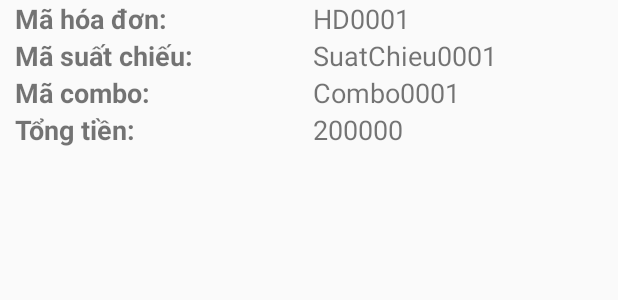
After one commit to NguyenHoThienThanh/LapTrinhDiDong, an Android app: the layout item_lich_su_dat_ve.xml on its own in the app's theme, with its tools: preview values and no code run, on a phone screen of 412 x 824 dp. The commit adds this screen. Shown: the top 300 px of the screen. Run offline under Robolectric (Android 15) with nearby library versions, the phone set to English and light mode, and no system bars.

Commit message:
LichSuDatVe

```diff
--- a/DoAnCuoiKy/app/src/main/res/layout/activity_home.xml
+++ b/DoAnCuoiKy/app/src/main/res/layout/activity_home.xml
@@ -254,7 +254,7 @@
 
 
                             <ImageView
-                                android:id="@+id/imageView5"
+                                android:id="@+id/imgLichSuGiaoDich"
                                 android:layout_width="24dp"
                                 android:layout_height="24dp"
                                 android:layout_gravity="center"
@@ -266,7 +266,7 @@
                                 android:id="@+id/textView14"
                                 android:layout_width="match_parent"
                                 android:layout_height="wrap_content"
-                                android:text="Cart"
+                                android:text="Lịch sử GD"
                                 android:textAlignment="center"
                                 android:textColor="@color/white" />
 
--- /dev/null
+++ b/DoAnCuoiKy/app/src/main/res/layout/item_lich_su_dat_ve.xml
@@ -0,0 +1,101 @@
+<?xml version="1.0" encoding="utf-8"?>
+<LinearLayout xmlns:android="http://schemas.android.com/apk/res/android"
+    android:layout_width="match_parent"
+    android:layout_height="match_parent"
+    android:orientation="vertical">
+
+    <LinearLayout
+        android:layout_width="match_parent"
+        android:layout_height="match_parent"
+        android:orientation="horizontal">
+
+        <TableLayout
+            android:layout_width="wrap_content"
+            android:layout_height="wrap_content"
+            android:stretchColumns="*"
+            android:layout_marginStart="10dp">
+
+            <TableRow
+                android:layout_width="match_parent"
+                android:layout_height="match_parent">
+
+                <TextView
+                    android:id="@+id/textView8"
+                    android:layout_width="wrap_content"
+                    android:layout_height="wrap_content"
+                    android:text="Mã hóa đơn:"
+                    android:textSize="18dp"
+                    android:textStyle="bold" />
+
+                <TextView
+                    android:id="@+id/txtMaHoaDon"
+                    android:layout_width="wrap_content"
+                    android:layout_height="wrap_content"
+                    android:text="HD0001"
+                    android:textSize="18dp" />
+
+            </TableRow>
+
+            <TableRow
+                android:layout_width="match_parent"
+                android:layout_height="match_parent">
+
+                <TextView
+                    android:id="@+id/textView10"
+                    android:layout_width="wrap_content"
+                    android:layout_height="match_parent"
+                    android:text="Mã suất chiếu:"
+                    android:textSize="18dp"
+                    android:textStyle="bold" />
+
+                <TextView
+                    android:id="@+id/txtMaSuatChieu"
+                    android:layout_width="wrap_content"
+                    android:layout_height="wrap_content"
+                    android:text="SuatChieu0001"
+                    android:textSize="18dp" />
+            </TableRow>
+            <TableRow
+                android:layout_width="match_parent"
+                android:layout_height="match_parent">
+
+                <TextView
+                    android:id="@+id/textView14"
+                    android:layout_width="wrap_content"
+                    android:layout_height="wrap_content"
+                    android:text="Mã combo:"
+                    android:textSize="18dp"
+                    android:textStyle="bold" />
+
+                <TextView
+                    android:id="@+id/txtMaCombo"
+                    android:layout_width="wrap_content"
+                    android:layout_height="wrap_content"
+                    android:text="Combo0001"
+                    android:textSize="18dp" />
+            </TableRow>
+
+            <TableRow
+                android:layout_width="match_parent"
+                android:layout_height="match_parent">
+
+                <TextView
+                    android:id="@+id/textView22"
+                    android:layout_width="wrap_content"
+                    android:layout_height="wrap_content"
+                    android:text="Tổng tiền: "
+                    android:textSize="18dp"
+                    android:textStyle="bold" />
+
+                <TextView
+                    android:id="@+id/txtTongTien"
+                    android:layout_width="wrap_content"
+                    android:layout_height="wrap_content"
+                    android:text="200000"
+                    android:textSize="18dp" />
+            </TableRow>
+
+        </TableLayout>
+
+    </LinearLayout>
+</LinearLayout>
```
Also changed, not shown: DoAnCuoiKy/app/src/main/java/com/example/doancuoiky/activity/user/HomeActivity.java (+17 -2 lines), DoAnCuoiKy/app/src/main/java/com/example/doancuoiky/activity/user/LichSuDatVeActivity.java (added, +41 -0 lines), DoAnCuoiKy/app/src/main/java/com/example/doancuoiky/adapter/LichSuDatVeAdapter.java (added, +47 -0 lines), DoAnCuoiKy/app/src/main/java/com/example/doancuoiky/dao/HoaDonDAO.java (+21 -0 lines), DoAnCuoiKy/app/src/main/res/layout/activity_lich_su_dat_ve.xml (added, +29 -0 lines).
